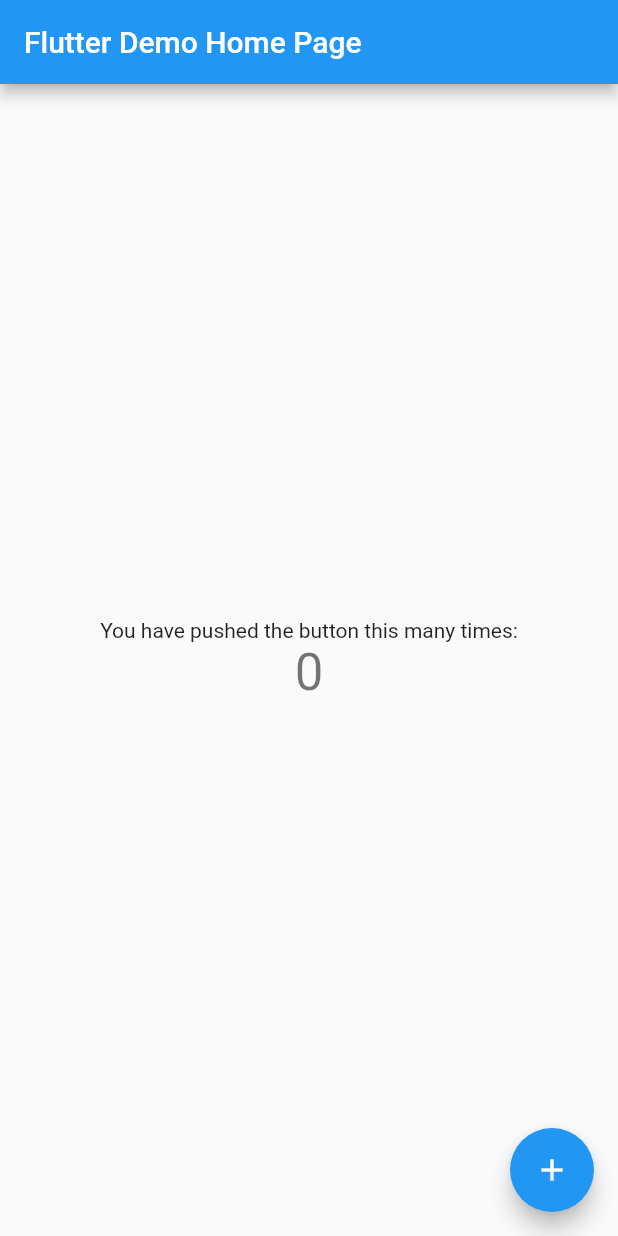
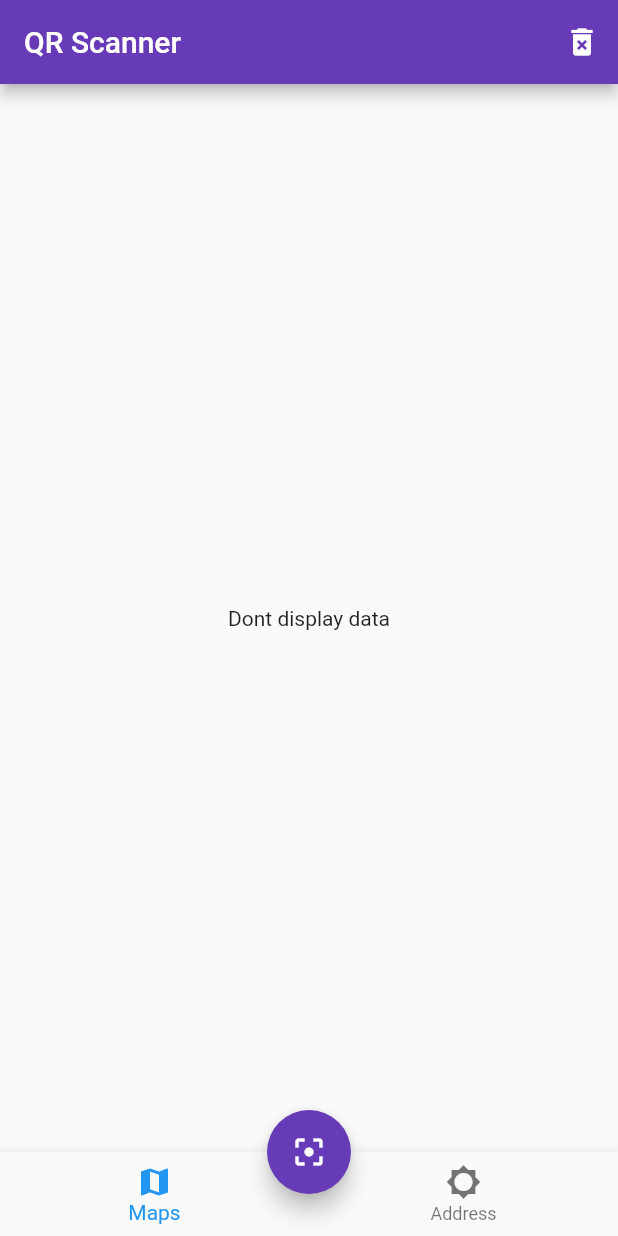
Before and after one commit to irwinet/app_flutter_qrreader, a Flutter app: the screen it shows after launch, on a phone screen of 412 x 824 dp. Run offline on Flutter 3.47's test engine with Material 2 defaults, Android fonts, the phone set to English and light mode, and no system bars; our stand-ins replace sqflite; missing offline and left inert: barcode_scan; accounts and stored records are empty.

```diff
--- a/lib/main.dart
+++ b/lib/main.dart
@@ -1,117 +1,21 @@
+import 'package:app_flutter_qrreader/src/pages/home_page.dart';
 import 'package:flutter/material.dart';
 
-void main() {
-  runApp(MyApp());
-}
+void main() => runApp(MyApp());
 
 class MyApp extends StatelessWidget {
-  // This widget is the root of your application.
   @override
   Widget build(BuildContext context) {
     return MaterialApp(
-      title: 'Flutter Demo',
+      debugShowCheckedModeBanner: false,
+      title: 'QRReader',
+      initialRoute: 'home',
+      routes: {
+        'home' : (BuildContext context) => HomePage()
+      },
       theme: ThemeData(
-        // This is the theme of your application.
-        //
-        // Try running your application with "flutter run". You'll see the
-        // application has a blue toolbar. Then, without quitting the app, try
-        // changing the primarySwatch below to Colors.green and then invoke
-        // "hot reload" (press "r" in the console where you ran "flutter run",
-        // or simply save your changes to "hot reload" in a Flutter IDE).
-        // Notice that the counter didn't reset back to zero; the application
-        // is not restarted.
-        primarySwatch: Colors.blue,
-        // This makes the visual density adapt to the platform that you run
-        // the app on. For desktop platforms, the controls will be smaller and
-        // closer together (more dense) than on mobile platforms.
-        visualDensity: VisualDensity.adaptivePlatformDensity,
+        primaryColor: Colors.deepPurple
       ),
-      home: MyHomePage(title: 'Flutter Demo Home Page'),
     );
   }
 }
-
-class MyHomePage extends StatefulWidget {
-  MyHomePage({Key key, this.title}) : super(key: key);
-
-  // This widget is the home page of your application. It is stateful, meaning
-  // that it has a State object (defined below) that contains fields that affect
-  // how it looks.
-
-  // This class is the configuration for the state. It holds the values (in this
-  // case the title) provided by the parent (in this case the App widget) and
-  // used by the build method of the State. Fields in a Widget subclass are
-  // always marked "final".
-
-  final String title;
-
-  @override
-  _MyHomePageState createState() => _MyHomePageState();
-}
-
-class _MyHomePageState extends State<MyHomePage> {
-  int _counter = 0;
-
-  void _incrementCounter() {
-    setState(() {
-      // This call to setState tells the Flutter framework that something has
-      // changed in this State, which causes it to rerun the build method below
-      // so that the display can reflect the updated values. If we changed
-      // _counter without calling setState(), then the build method would not be
-      // called again, and so nothing would appear to happen.
-      _counter++;
-    });
-  }
-
-  @override
-  Widget build(BuildContext context) {
-    // This method is rerun every time setState is called, for instance as done
-    // by the _incrementCounter method above.
-    //
-    // The Flutter framework has been optimized to make rerunning build methods
-    // fast, so that you can just rebuild anything that needs updating rather
-    // than having to individually change instances of widgets.
-    return Scaffold(
-      appBar: AppBar(
-        // Here we take the value from the MyHomePage object that was created by
-        // the App.build method, and use it to set our appbar title.
-        title: Text(widget.title),
-      ),
-      body: Center(
-        // Center is a layout widget. It takes a single child and positions it
-        // in the middle of the parent.
-        child: Column(
-          // Column is also a layout widget. It takes a list of children and
-          // arranges them vertically. By default, it sizes itself to fit its
-          // children horizontally, and tries to be as tall as its parent.
-          //
-          // Invoke "debug painting" (press "p" in the console, choose the
-          // "Toggle Debug Paint" action from the Flutter Inspector in Android
-          // Studio, or the "Toggle Debug Paint" command in Visual Studio Code)
-          // to see the wireframe for each widget.
-          //
-          // Column has various properties to control how it sizes itself and
-          // how it positions its children. Here we use mainAxisAlignment to
-          // center the children vertically; the main axis here is the vertical
-          // axis because Columns are vertical (the cross axis would be
-          // horizontal).
-          mainAxisAlignment: MainAxisAlignment.center,
-          children: <Widget>[
-            Text(
-              'You have pushed the button this many times:',
-            ),
-            Text(
-              '$_counter',
-              style: Theme.of(context).textTheme.headline4,
-            ),
-          ],
-        ),
-      ),
-      floatingActionButton: FloatingActionButton(
-        onPressed: _incrementCounter,
-        tooltip: 'Increment',
-        child: Icon(Icons.add),
-      ), // This trailing comma makes auto-formatting nicer for build methods.
-    );
-  }
-}
--- /dev/null
+++ b/lib/src/bloc/scans_bloc.dart
@@ -0,0 +1,45 @@
+import 'dart:async';
+
+import 'package:app_flutter_qrreader/src/providers/db_provider.dart';
+
+class ScansBloc{
+  static final ScansBloc _singleton = new ScansBloc._internal();
+
+  factory ScansBloc(){
+    return _singleton;
+  }
+
+  ScansBloc._internal(){
+    //Get scans db
+    getScans();
+  }
+
+  final _scansController = StreamController<List<ScanModel>>.broadcast();
+
+  Stream<List<ScanModel>> get scansStream => _scansController.stream;
+
+
+  dispose(){
+    _scansController?.close();
+  }
+
+  getScans() async{
+    _scansController.sink.add(await DBProvider.db.getAllScans());
+  }
+
+  addScan(ScanModel model) async{
+    await DBProvider.db.newScan(model);
+    getScans();
+  }
+
+  deleteScan(int id) async{
+    await DBProvider.db.deleteScan(id);
+    getScans();
+  }
+
+  deleteScanAll() async{
+    await DBProvider.db.deleteAll();
+    getScans();
+    //_scansController.sink.add([]);
+  }
+}
--- /dev/null
+++ b/lib/src/models/scan_model.dart
@@ -0,0 +1,31 @@
+class ScanModel {
+
+    int id;
+    String type;
+    String value;
+
+    ScanModel({
+        this.id,
+        this.type,
+        this.value,
+    }){
+      if(this.value.contains('http')){
+        this.type = "http";
+      }
+      else{
+        this.type = "geo";
+      }
+    }
+
+    factory ScanModel.fromJson(Map<String, dynamic> json) => ScanModel(
+        id    : json["id"],
+        type  : json["type"],
+        value : json["value"],
+    );
+
+    Map<String, dynamic> toJson() => {
+        "id"    : id,
+        "type"  : type,
+        "value" : value,
+    };
+}
--- /dev/null
+++ b/lib/src/pages/home_page.dart
@@ -0,0 +1,118 @@
+import 'dart:io';
+
+import 'package:app_flutter_qrreader/src/bloc/scans_bloc.dart';
+import 'package:app_flutter_qrreader/src/models/scan_model.dart';
+import 'package:app_flutter_qrreader/src/pages/address_page.dart';
+import 'package:app_flutter_qrreader/src/pages/maps_page.dart';
+import 'package:flutter/material.dart';
+import 'package:app_flutter_qrreader/src/utils/utils.dart' as utils;
+
+import 'package:barcode_scan/barcode_scan.dart';
+
+class HomePage extends StatefulWidget {
+  const HomePage({Key key}) : super(key: key);
+
+  @override
+  _HomePageState createState() => _HomePageState();
+}
+
+class _HomePageState extends State<HomePage> {
+
+  final scansBloc = new ScansBloc();
+  int currentIndex = 0;
+
+  @override
+  Widget build(BuildContext context) {
+    return Scaffold(
+      appBar: AppBar(
+        title: Text('QR Scanner'),
+        actions: <Widget>[
+          IconButton(
+            icon: Icon(Icons.delete_forever),
+            onPressed: scansBloc.deleteScanAll,
+          )
+        ],
+      ),
+      body: Center(
+        child: _callPage(currentIndex),
+      ),
+      bottomNavigationBar: _createButtomNavigationBar(),
+      floatingActionButton: FloatingActionButton(
+        child: Icon(Icons.filter_center_focus),
+        onPressed: _scanQR,
+        backgroundColor: Theme.of(context).primaryColor,
+      ),
+      floatingActionButtonLocation: FloatingActionButtonLocation.centerDocked,
+    );
+  }
+
+  _scanQR() async{
+    //print('Scan QR...');
+    // https://www.appwillay.com/
+    // geo:-12.1746682,-76.9639777
+
+    dynamic futureString = 'https://www.appwillay.com/';
+
+    if(futureString!=null){
+      final scan = ScanModel(value: futureString);
+      scansBloc.addScan(scan);
+
+      final scan2 = ScanModel(value: 'geo:-12.1746682,-76.9639777');
+      //DBProvider.db.newScan(scan);
+      scansBloc.addScan(scan2);
+
+      if(Platform.isIOS){
+        Future.delayed(Duration(milliseconds: 750),(){
+          utils.openURL(scan);
+        });
+      }
+      else{
+        utils.openURL(scan);
+      }
+    }
+
+    /*try{
+      futureString = await BarcodeScanner.scan();
+    }catch(e){
+      futureString = e.toString();
+    }
+
+    print('Future String: $futureString');
+
+    if(futureString!=null){
+      print('Get Info');
+    }*/
+
+
+  }
+
+  Widget _callPage(int currentPage){
+    switch(currentPage){
+      case 0 : return MapsPage();
+      case 1 : return AddressPage();
+
+      default: return MapsPage();
+    }
+  }
+
+  Widget _createButtomNavigationBar(){
+    return BottomNavigationBar(
+      currentIndex: currentIndex,
+      items: [
+        BottomNavigationBarItem(
+          icon: Icon(Icons.map),
+          title: Text('Maps')
+        ),
+        BottomNavigationBarItem(
+          icon: Icon(Icons.brightness_5),
+          title: Text('Address')
+        )
+      ],
+      onTap: (index){
+        setState(() {
+          currentIndex = index;
+        });
+      },
+    );
+  }
+}
--- /dev/null
+++ b/lib/src/pages/maps_page.dart
@@ -0,0 +1,51 @@
+import 'package:app_flutter_qrreader/src/bloc/scans_bloc.dart';
+import 'package:app_flutter_qrreader/src/models/scan_model.dart';
+import 'package:app_flutter_qrreader/src/utils/utils.dart' as utils;
+
+import 'package:flutter/material.dart';
+
+class MapsPage extends StatelessWidget {
+  //const MapsPage({Key key}) : super(key: key);
+  final scansBloc = new ScansBloc();
+
+  @override
+  Widget build(BuildContext context) {
+    return StreamBuilder<List<ScanModel>>(
+      //future: DBProvider.db.getAllScans(),
+      stream: scansBloc.scansStream,
+      builder: (BuildContext context, AsyncSnapshot<List<ScanModel>> snapshot){
+        if(!snapshot.hasData){
+          return Center(child: CircularProgressIndicator(),);
+        }
+
+        final scans = snapshot.data;
+
+        if(scans.length==0){
+          return Center(child: Text('Dont display data'),);
+        }
+
+        return ListView.builder(
+          itemCount: scans.length,
+          itemBuilder: (context, i)=>Dismissible(
+            key: UniqueKey(),
+            background: Container(
+              color: Colors.red,
+            ),
+            onDismissed: (direction)=>scansBloc.deleteScan(scans[i].id),
+            child: ListTile(
+              leading: Icon(Icons.cloud_queue, color: Theme.of(context).primaryColor,),
+              title: Text(scans[i].value),
+              subtitle: Text('ID: ${scans[i].id}'),
+              trailing: Icon(Icons.keyboard_arrow_right, color: Colors.grey,),
+              onTap: (){
+                utils.openURL(scans[i]);
+              },
+            ),
+
+          ),
+        );
+
+      },
+    );
+  }
+}
--- a/pubspec.yaml
+++ b/pubspec.yaml
@@ -28,6 +28,10 @@ dependencies:
   # The following adds the Cupertino Icons font to your application.
   # Use with the CupertinoIcons class for iOS style icons.
   cupertino_icons: ^0.1.3
+  barcode_scan: ^3.0.1
+  sqflite: ^1.3.1
+  path_provider: ^1.6.11
+  url_launcher: ^5.5.0
 
 dev_dependencies:
   flutter_test:
```
Also changed, not shown: lib/src/pages/address_page.dart (added, +12 -0 lines), lib/src/providers/db_provider.dart (added, +109 -0 lines), lib/src/utils/utils.dart (added, +17 -0 lines), pubspec.lock, 2 other files.
